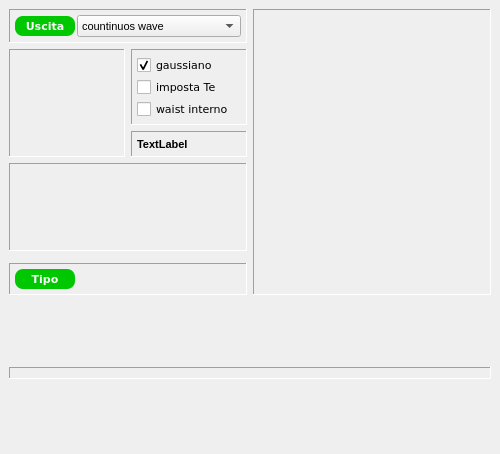
First picture: the form in dockcontrols.ui, repository crocodile119/Laser-Studio, before the edit.
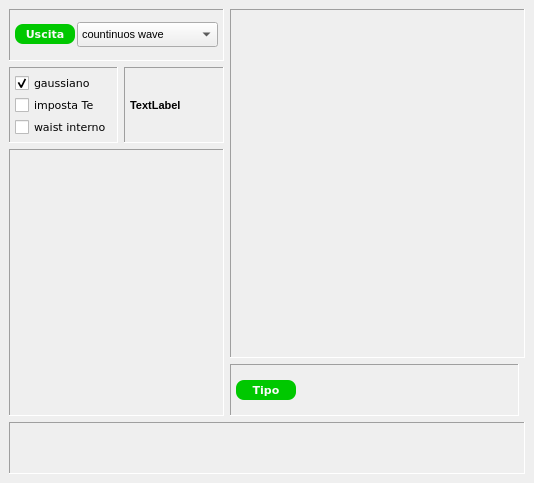
Second picture: the form after the edit. Icons and pictures are not drawn. Custom widgets are drawn as their Qt base class.

```diff
--- a/dockcontrols.ui
+++ b/dockcontrols.ui
@@ -6,8 +6,8 @@
    <rect>
     <x>0</x>
     <y>0</y>
-    <width>500</width>
-    <height>454</height>
+    <width>534</width>
+    <height>483</height>
    </rect>
   </property>
   <property name="sizePolicy">
@@ -18,8 +18,8 @@
   </property>
   <property name="minimumSize">
    <size>
-    <width>500</width>
-    <height>454</height>
+    <width>534</width>
+    <height>483</height>
    </size>
   </property>
   <property name="maximumSize">
@@ -44,19 +44,6 @@
   </property>
   <widget class="QWidget" name="dockWidgetContents">
    <layout class="QGridLayout" name="gridLayout_9">
-    <item row="8" column="2">
-     <spacer name="verticalSpacer_6">
-      <property name="orientation">
-       <enum>Qt::Vertical</enum>
-      </property>
-      <property name="sizeHint" stdset="0">
-       <size>
-        <width>20</width>
-        <height>40</height>
-       </size>
-      </property>
-     </spacer>
-    </item>
     <item row="0" column="2" rowspan="6" colspan="2">
      <widget class="QFrame" name="frame_2">
       <property name="frameShape">
@@ -81,59 +68,6 @@
        <property name="spacing">
         <number>2</number>
        </property>
-       <item row="1" column="1">
-        <layout class="QVBoxLayout" name="verticalLayout_5">
-         <item>
-          <widget class="ScientificNotationControl" name="divergenceControl" native="true">
-           <property name="minimumSize">
-            <size>
-             <width>80</width>
-             <height>90</height>
-            </size>
-           </property>
-           <property name="maximumSize">
-            <size>
-             <width>16777215</width>
-             <height>129</height>
-            </size>
-           </property>
-           <property name="font">
-            <font>
-             <pointsize>8</pointsize>
-            </font>
-           </property>
-          </widget>
-         </item>
-        </layout>
-       </item>
-       <item row="2" column="1">
-        <layout class="QVBoxLayout" name="verticalLayout_6">
-         <item>
-          <widget class="ScientificNotationControl" name="prfControl" native="true">
-           <property name="minimumSize">
-            <size>
-             <width>80</width>
-             <height>90</height>
-            </size>
-           </property>
-           <property name="maximumSize">
-            <size>
-             <width>16777215</width>
-             <height>129</height>
-            </size>
-           </property>
-           <property name="font">
-            <font>
-             <pointsize>8</pointsize>
-            </font>
-           </property>
-          </widget>
-         </item>
-        </layout>
-       </item>
-       <item row="2" column="2">
-        <layout class="QVBoxLayout" name="verticalLayout_7"/>
-       </item>
        <item row="1" column="2">
         <layout class="QVBoxLayout" name="verticalLayout_3">
          <item>
@@ -221,7 +155,109 @@
       </layout>
      </widget>
     </item>
-    <item row="2" column="1">
+    <item row="7" column="0" colspan="4">
+     <widget class="QFrame" name="frame_3">
+      <property name="frameShape">
+       <enum>QFrame::Panel</enum>
+      </property>
+      <property name="frameShadow">
+       <enum>QFrame::Sunken</enum>
+      </property>
+      <layout class="QGridLayout" name="gridLayout_4">
+       <property name="leftMargin">
+        <number>5</number>
+       </property>
+       <property name="topMargin">
+        <number>5</number>
+       </property>
+       <property name="rightMargin">
+        <number>5</number>
+       </property>
+       <property name="bottomMargin">
+        <number>5</number>
+       </property>
+       <property name="spacing">
+        <number>2</number>
+       </property>
+       <item row="0" column="0">
+        <widget class="ScrollBarControl" name="wavelengthScrollBar" native="true"/>
+       </item>
+      </layout>
+     </widget>
+    </item>
+    <item row="6" column="2">
+     <widget class="QFrame" name="frame_6">
+      <property name="frameShape">
+       <enum>QFrame::Panel</enum>
+      </property>
+      <property name="frameShadow">
+       <enum>QFrame::Sunken</enum>
+      </property>
+      <layout class="QGridLayout" name="gridLayout_3">
+       <property name="leftMargin">
+        <number>5</number>
+       </property>
+       <property name="topMargin">
+        <number>5</number>
+       </property>
+       <property name="rightMargin">
+        <number>5</number>
+       </property>
+       <property name="bottomMargin">
+        <number>5</number>
+       </property>
+       <property name="spacing">
+        <number>2</number>
+       </property>
+       <item row="0" column="1">
+        <widget class="ComboBoxBands" name="comboBoxBands" native="true"/>
+       </item>
+       <item row="0" column="0">
+        <widget class="QLabel" name="label_4">
+         <property name="sizePolicy">
+          <sizepolicy hsizetype="Expanding" vsizetype="Fixed">
+           <horstretch>0</horstretch>
+           <verstretch>0</verstretch>
+          </sizepolicy>
+         </property>
+         <property name="minimumSize">
+          <size>
+           <width>0</width>
+           <height>20</height>
+          </size>
+         </property>
+         <property name="maximumSize">
+          <size>
+           <width>60</width>
+           <height>20</height>
+          </size>
+         </property>
+         <property name="font">
+          <font>
+           <family>Verdana</family>
+           <pointsize>8</pointsize>
+           <weight>75</weight>
+           <bold>true</bold>
+          </font>
+         </property>
+         <property name="styleSheet">
+          <string notr="true">QLabel {background-color: #00c800}
+QLabel {color: #fafafa}
+QLabel {border: 0px solid grey}
+QLabel {border-radius: 8px}</string>
+         </property>
+         <property name="text">
+          <string>Tipo</string>
+         </property>
+         <property name="alignment">
+          <set>Qt::AlignCenter</set>
+         </property>
+        </widget>
+       </item>
+      </layout>
+     </widget>
+    </item>
+    <item row="1" column="1">
      <widget class="QFrame" name="frame_8">
       <property name="minimumSize">
        <size>
@@ -284,6 +320,84 @@
       </layout>
      </widget>
     </item>
+    <item row="1" column="0">
+     <widget class="QFrame" name="frame_7">
+      <property name="frameShape">
+       <enum>QFrame::Panel</enum>
+      </property>
+      <property name="frameShadow">
+       <enum>QFrame::Sunken</enum>
+      </property>
+      <layout class="QGridLayout" name="gridLayout_7">
+       <property name="leftMargin">
+        <number>5</number>
+       </property>
+       <property name="topMargin">
+        <number>5</number>
+       </property>
+       <property name="rightMargin">
+        <number>5</number>
+       </property>
+       <property name="bottomMargin">
+        <number>5</number>
+       </property>
+       <property name="spacing">
+        <number>2</number>
+       </property>
+       <item row="1" column="0">
+        <widget class="QCheckBox" name="checkGaussianBeam">
+         <property name="font">
+          <font>
+           <family>Verdana</family>
+           <pointsize>8</pointsize>
+          </font>
+         </property>
+         <property name="styleSheet">
+          <string notr="true"/>
+         </property>
+         <property name="text">
+          <string>gaussiano</string>
+         </property>
+         <property name="checked">
+          <bool>true</bool>
+         </property>
+        </widget>
+       </item>
+       <item row="3" column="0">
+        <widget class="QCheckBox" name="internalWaist_checkBox">
+         <property name="font">
+          <font>
+           <family>Verdana</family>
+           <pointsize>8</pointsize>
+          </font>
+         </property>
+         <property name="styleSheet">
+          <string notr="true"/>
+         </property>
+         <property name="text">
+          <string>waist interno</string>
+         </property>
+        </widget>
+       </item>
+       <item row="2" column="0">
+        <widget class="QCheckBox" name="enableTeCheckBox">
+         <property name="font">
+          <font>
+           <family>Verdana</family>
+           <pointsize>8</pointsize>
+          </font>
+         </property>
+         <property name="styleSheet">
+          <string notr="true"/>
+         </property>
+         <property name="text">
+          <string>imposta Te</string>
+         </property>
+        </widget>
+       </item>
+      </layout>
+     </widget>
+    </item>
     <item row="0" column="0" colspan="2">
      <widget class="QFrame" name="frame_5">
       <property name="frameShape">
@@ -412,176 +526,7 @@
       </layout>
      </widget>
     </item>
-    <item row="6" column="0">
-     <spacer name="verticalSpacer">
-      <property name="orientation">
-       <enum>Qt::Vertical</enum>
-      </property>
-      <property name="sizeHint" stdset="0">
-       <size>
-        <width>20</width>
-        <height>40</height>
-       </size>
-      </property>
-     </spacer>
-    </item>
-    <item row="1" column="1">
-     <widget class="QFrame" name="frame_7">
-      <property name="frameShape">
-       <enum>QFrame::Panel</enum>
-      </property>
-      <property name="frameShadow">
-       <enum>QFrame::Sunken</enum>
-      </property>
-      <layout class="QGridLayout" name="gridLayout_7">
-       <property name="leftMargin">
-        <number>5</number>
-       </property>
-       <property name="topMargin">
-        <number>5</number>
-       </property>
-       <property name="rightMargin">
-        <number>5</number>
-       </property>
-       <property name="bottomMargin">
-        <number>5</number>
-       </property>
-       <property name="spacing">
-        <number>2</number>
-       </property>
-       <item row="1" column="0">
-        <widget class="QCheckBox" name="checkGaussianBeam">
-         <property name="font">
-          <font>
-           <family>Verdana</family>
-           <pointsize>8</pointsize>
-          </font>
-         </property>
-         <property name="styleSheet">
-          <string notr="true"/>
-         </property>
-         <property name="text">
-          <string>gaussiano</string>
-         </property>
-         <property name="checked">
-          <bool>true</bool>
-         </property>
-        </widget>
-       </item>
-       <item row="3" column="0">
-        <widget class="QCheckBox" name="internalWaist_checkBox">
-         <property name="font">
-          <font>
-           <family>Verdana</family>
-           <pointsize>8</pointsize>
-          </font>
-         </property>
-         <property name="styleSheet">
-          <string notr="true"/>
-         </property>
-         <property name="text">
-          <string>waist interno</string>
-         </property>
-        </widget>
-       </item>
-       <item row="2" column="0">
-        <widget class="QCheckBox" name="enableTeCheckBox">
-         <property name="font">
-          <font>
-           <family>Verdana</family>
-           <pointsize>8</pointsize>
-          </font>
-         </property>
-         <property name="styleSheet">
-          <string notr="true"/>
-         </property>
-         <property name="text">
-          <string>imposta Te</string>
-         </property>
-        </widget>
-       </item>
-      </layout>
-     </widget>
-    </item>
-    <item row="1" column="0" rowspan="2">
-     <widget class="QFrame" name="frame">
-      <property name="frameShape">
-       <enum>QFrame::Panel</enum>
-      </property>
-      <property name="frameShadow">
-       <enum>QFrame::Sunken</enum>
-      </property>
-      <layout class="QGridLayout" name="gridLayout_8">
-       <property name="leftMargin">
-        <number>5</number>
-       </property>
-       <property name="topMargin">
-        <number>5</number>
-       </property>
-       <property name="rightMargin">
-        <number>5</number>
-       </property>
-       <property name="bottomMargin">
-        <number>5</number>
-       </property>
-       <property name="spacing">
-        <number>2</number>
-       </property>
-       <item row="0" column="1" rowspan="2" colspan="2">
-        <widget class="DialControl" name="teControl" native="true">
-         <property name="minimumSize">
-          <size>
-           <width>80</width>
-           <height>90</height>
-          </size>
-         </property>
-         <property name="maximumSize">
-          <size>
-           <width>113</width>
-           <height>129</height>
-          </size>
-         </property>
-         <property name="font">
-          <font>
-           <pointsize>8</pointsize>
-          </font>
-         </property>
-        </widget>
-       </item>
-      </layout>
-     </widget>
-    </item>
-    <item row="7" column="0" colspan="4">
-     <widget class="QFrame" name="frame_3">
-      <property name="frameShape">
-       <enum>QFrame::Panel</enum>
-      </property>
-      <property name="frameShadow">
-       <enum>QFrame::Sunken</enum>
-      </property>
-      <layout class="QGridLayout" name="gridLayout_4">
-       <property name="leftMargin">
-        <number>5</number>
-       </property>
-       <property name="topMargin">
-        <number>5</number>
-       </property>
-       <property name="rightMargin">
-        <number>5</number>
-       </property>
-       <property name="bottomMargin">
-        <number>5</number>
-       </property>
-       <property name="spacing">
-        <number>2</number>
-       </property>
-       <item row="0" column="0">
-        <widget class="ScrollBarControl" name="wavelengthScrollBar" native="true"/>
-       </item>
-      </layout>
-     </widget>
-    </item>
-    <item row="3" column="0" colspan="2">
+    <item row="2" column="0" rowspan="5" colspan="2">
      <widget class="QFrame" name="frame_4">
       <property name="sizePolicy">
        <sizepolicy hsizetype="Expanding" vsizetype="Expanding">
@@ -596,22 +541,52 @@
        <enum>QFrame::Sunken</enum>
       </property>
       <layout class="QGridLayout" name="gridLayout_6">
-       <property name="leftMargin">
-        <number>5</number>
-       </property>
-       <property name="topMargin">
-        <number>5</number>
-       </property>
-       <property name="rightMargin">
-        <number>5</number>
-       </property>
-       <property name="bottomMargin">
-        <number>5</number>
-       </property>
-       <property name="spacing">
-        <number>2</number>
-       </property>
-       <item row="0" column="0">
+       <item row="1" column="0">
+        <layout class="QVBoxLayout" name="verticalLayout_6">
+         <item>
+          <widget class="ScientificNotationControl" name="prfControl" native="true">
+           <property name="minimumSize">
+            <size>
+             <width>80</width>
+             <height>90</height>
+            </size>
+           </property>
+           <property name="maximumSize">
+            <size>
+             <width>16777215</width>
+             <height>129</height>
+            </size>
+           </property>
+           <property name="font">
+            <font>
+             <pointsize>8</pointsize>
+            </font>
+           </property>
+          </widget>
+         </item>
+        </layout>
+       </item>
+       <item row="1" column="1">
+        <layout class="QGridLayout" name="gridLayout_5">
+         <item row="0" column="0">
+          <widget class="ScientificNotationControl" name="teControl" native="true">
+           <property name="minimumSize">
+            <size>
+             <width>80</width>
+             <height>90</height>
+            </size>
+           </property>
+           <property name="maximumSize">
+            <size>
+             <width>16777215</width>
+             <height>129</height>
+            </size>
+           </property>
+          </widget>
+         </item>
+        </layout>
+       </item>
+       <item row="0" column="0" colspan="2">
         <widget class="SliderScrollLabel" name="T_SkinControl" native="true">
          <property name="minimumSize">
           <size>
@@ -629,78 +604,6 @@
       </layout>
      </widget>
     </item>
-    <item row="5" column="0" colspan="2">
-     <widget class="QFrame" name="frame_6">
-      <property name="frameShape">
-       <enum>QFrame::Panel</enum>
-      </property>
-      <property name="frameShadow">
-       <enum>QFrame::Sunken</enum>
-      </property>
-      <layout class="QGridLayout" name="gridLayout_3">
-       <property name="leftMargin">
-        <number>5</number>
-       </property>
-       <property name="topMargin">
-        <number>5</number>
-       </property>
-       <property name="rightMargin">
-        <number>5</number>
-       </property>
-       <property name="bottomMargin">
-        <number>5</number>
-       </property>
-       <property name="spacing">
-        <number>2</number>
-       </property>
-       <item row="0" column="0">
-        <widget class="QLabel" name="label_4">
-         <property name="sizePolicy">
-          <sizepolicy hsizetype="Expanding" vsizetype="Fixed">
-           <horstretch>0</horstretch>
-           <verstretch>0</verstretch>
-          </sizepolicy>
-         </property>
-         <property name="minimumSize">
-          <size>
-           <width>0</width>
-           <height>20</height>
-          </size>
-         </property>
-         <property name="maximumSize">
-          <size>
-           <width>60</width>
-           <height>20</height>
-          </size>
-         </property>
-         <property name="font">
-          <font>
-           <family>Verdana</family>
-           <pointsize>8</pointsize>
-           <weight>75</weight>
-           <bold>true</bold>
-          </font>
-         </property>
-         <property name="styleSheet">
-          <string notr="true">QLabel {background-color: #00c800}
-QLabel {color: #fafafa}
-QLabel {border: 0px solid grey}
-QLabel {border-radius: 8px}</string>
-         </property>
-         <property name="text">
-          <string>Tipo</string>
-         </property>
-         <property name="alignment">
-          <set>Qt::AlignCenter</set>
-         </property>
-        </widget>
-       </item>
-       <item row="0" column="1">
-        <widget class="ComboBoxBands" name="comboBoxBands" native="true"/>
-       </item>
-      </layout>
-     </widget>
-    </item>
    </layout>
   </widget>
  </widget>
@@ -717,12 +620,6 @@
    <header location="global">sliderscrolllabel.h</header>
    <container>1</container>
   </customwidget>
-  <customwidget>
-   <class>DialControl</class>
-   <extends>QWidget</extends>
-   <header location="global">dialcontrol.h</header>
-   <container>1</container>
-  </customwidget>
   <customwidget>
    <class>ScrollBarControl</class>
    <extends>QWidget</extends>
```
Left out of the diff: 75 changed lines with no effect on the pictures.
